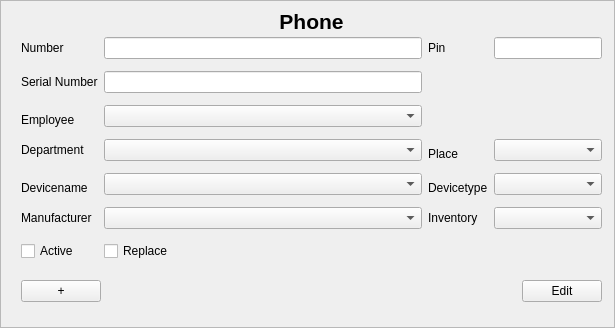
jmuelbert/jmbde-QT, file src/app/phoneinputarea.ui: the form before one commit.
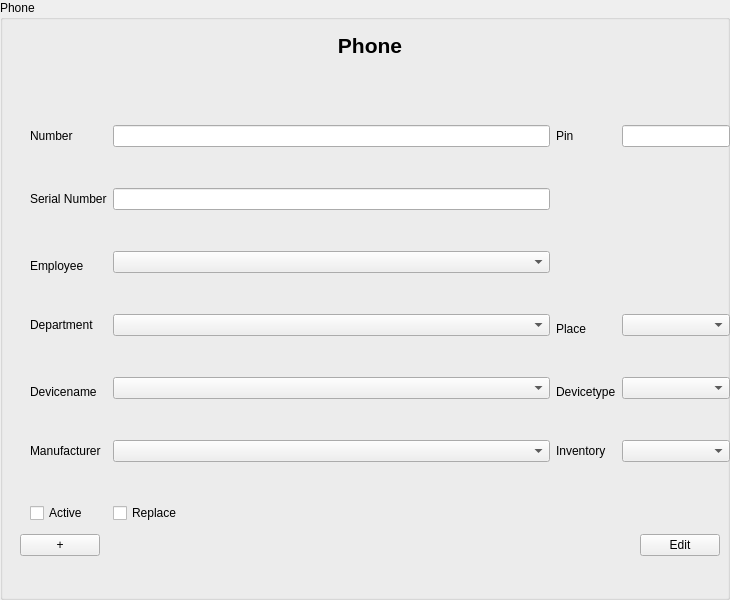
The form after the commit.

```diff
--- a/src/app/phoneinputarea.ui
+++ b/src/app/phoneinputarea.ui
@@ -1,37 +1,117 @@
 <?xml version="1.0" encoding="UTF-8"?>
 <ui version="4.0">
  <class>PhoneInputArea</class>
- <widget class="QScrollArea" name="PhoneInputArea">
+ <widget class="QGroupBox" name="PhoneInputArea">
   <property name="geometry">
    <rect>
     <x>0</x>
     <y>0</y>
-    <width>615</width>
-    <height>328</height>
+    <width>730</width>
+    <height>600</height>
    </rect>
   </property>
   <property name="windowTitle">
    <string>ScrollArea</string>
   </property>
-  <property name="widgetResizable">
-   <bool>true</bool>
+  <property name="accessibleName">
+   <string>PhoneInputDialog</string>
   </property>
-  <widget class="QWidget" name="scrollAreaWidgetContents">
+  <property name="title">
+   <string>Phone</string>
+  </property>
+   <widget class="QWidget" name="formLayoutWidget" native="true">
    <property name="geometry">
     <rect>
-     <x>0</x>
-     <y>0</y>
-     <width>613</width>
-     <height>326</height>
+     <x>10</x>
+     <y>30</y>
+     <width>730</width>
+     <height>600</height>
+    </rect>
+   </property>
+   <widget class="QWidget" name="verticalLayoutWidget_Header">
+    <property name="geometry">
+     <rect>
+      <x>10</x>
+      <y>0</y>
+      <width>700</width>
+      <height>30</height>
+     </rect>
+    </property>
+    <layout class="QVBoxLayout" name="verticalLayout">
+     <item>
+      <widget class="QLabel" name="label_Header">
+       <property name="font">
+        <font>
+         <pointsize>16</pointsize>
+         <weight>75</weight>
+         <bold>true</bold>
+        </font>
+       </property>
+       <property name="text">
+        <string>Phone</string>
+       </property>
+       <property name="alignment">
+        <set>Qt::AlignCenter</set>
+       </property>
+      </widget>
+     </item>
+    </layout>
+   </widget>
+   <widget class="QWidget" name="verticalLayoutWidget_Buttons">
+    <property name="geometry">
+     <rect>
+      <x>10</x>
+      <y>500</y>
+      <width>700</width>
+      <height>30</height>
+     </rect>
+    </property>
+    <layout class="QHBoxLayout" name="horizontalLayout">
+     <item>
+      <widget class="QPushButton" name="pushButton_Add">
+       <property name="text">
+        <string>+</string>
+       </property>
+      </widget>
+     </item>
+     <item>
+      <spacer name="horizontalSpacer">
+       <property name="orientation">
+        <enum>Qt::Horizontal</enum>
+       </property>
+       <property name="sizeHint" stdset="0">
+        <size>
+         <width>40</width>
+         <height>20</height>
+        </size>
+       </property>
+      </spacer>
+     </item>
+     <item>
+      <widget class="QPushButton" name="pushButton_EditFinish">
+       <property name="text">
+        <string>Edit</string>
+       </property>
+      </widget>
+     </item>
+    </layout>
+   </widget>
+  <widget class="QWidget" name="formLayoutWidget" native="true">
+   <property name="geometry">
+    <rect>
+     <x>10</x>
+     <y>30</y>
+     <width>730</width>
+     <height>600</height>
     </rect>
    </property>
    <widget class="QWidget" name="gridLayoutWidget">
     <property name="geometry">
      <rect>
-      <x>20</x>
+      <x>10</x>
       <y>30</y>
-      <width>581</width>
-      <height>241</height>
+      <width>700</width>
+      <height>470</height>
      </rect>
     </property>
     <layout class="QGridLayout" name="gridLayout">
@@ -204,75 +284,8 @@
      </item>
     </layout>
    </widget>
-   <widget class="QWidget" name="verticalLayoutWidget">
-    <property name="geometry">
-     <rect>
-      <x>20</x>
-      <y>270</y>
-      <width>581</width>
-      <height>41</height>
-     </rect>
-    </property>
-    <layout class="QHBoxLayout" name="horizontalLayout">
-     <item>
-      <widget class="QPushButton" name="pushButton_Add">
-       <property name="text">
-        <string>+</string>
-       </property>
-      </widget>
-     </item>
-     <item>
-      <spacer name="horizontalSpacer">
-       <property name="orientation">
-        <enum>Qt::Horizontal</enum>
-       </property>
-       <property name="sizeHint" stdset="0">
-        <size>
-         <width>40</width>
-         <height>20</height>
-        </size>
-       </property>
-      </spacer>
-     </item>
-     <item>
-      <widget class="QPushButton" name="pushButton_EditFinish">
-       <property name="text">
-        <string>Edit</string>
-       </property>
-      </widget>
-     </item>
-    </layout>
-   </widget>
-   <widget class="QWidget" name="verticalLayoutWidget_2">
-    <property name="geometry">
-     <rect>
-      <x>20</x>
-      <y>10</y>
-      <width>581</width>
-      <height>21</height>
-     </rect>
-    </property>
-    <layout class="QVBoxLayout" name="verticalLayout">
-     <item>
-      <widget class="QLabel" name="label_Header">
-       <property name="font">
-        <font>
-         <pointsize>16</pointsize>
-         <weight>75</weight>
-         <bold>true</bold>
-        </font>
-       </property>
-       <property name="text">
-        <string>Phone</string>
-       </property>
-       <property name="alignment">
-        <set>Qt::AlignCenter</set>
-       </property>
-      </widget>
-     </item>
-    </layout>
-   </widget>
   </widget>
+ </widget>
  </widget>
  <tabstops>
   <tabstop>lineEdit_Number</tabstop>
```
Left out of the diff: 2 changed lines with no effect on the pictures.
